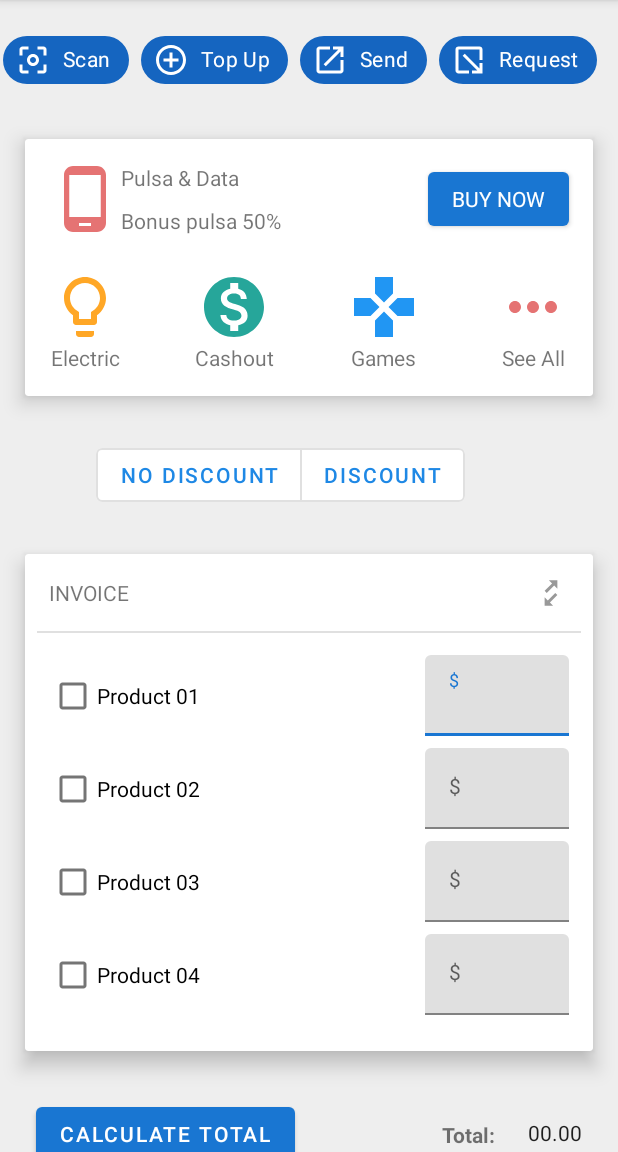
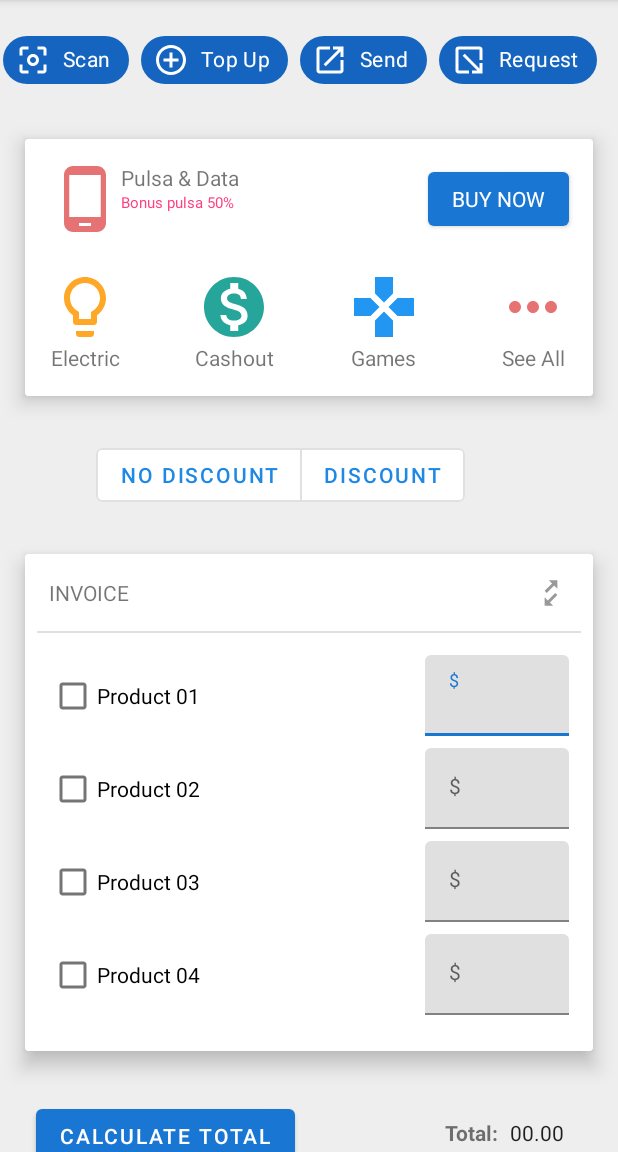
Before and after one commit to mamccorkle/UALR_MAD_F22_Assignment_5_Android_Layouts, an Android app: the screen it shows after launch (MainActivity), on a phone screen of 412 x 824 dp, the part 84-1236 px from its top. Run offline under Robolectric (Android 15) with nearby library versions, the phone set to English and light mode, and no system bars.

Commit message:
Commit - 202210171622
(activity_main.xml | code) - Changed the hardcoded dimensions to use the dimens.xml file instead.

(dimens.xml) - Added by 8 dimensions (multiples of 8), plus a couple of others that have not been listed already.

```diff
--- a/app/src/main/res/layout/activity_main.xml
+++ b/app/src/main/res/layout/activity_main.xml
@@ -2,6 +2,7 @@
 <ScrollView
     xmlns:android="http://schemas.android.com/apk/res/android"
     xmlns:app="http://schemas.android.com/apk/res-auto"
+    xmlns:tools="http://schemas.android.com/tools"
     android:id="@+id/root_layout"
     android:layout_width="match_parent"
     android:layout_height="match_parent"
@@ -19,9 +20,9 @@
         <com.google.android.material.chip.ChipGroup
             android:id="@+id/chipGroup"
             android:layout_width="match_parent"
-            android:layout_height="0dp"
-            android:layout_marginStart="2dp"
-            android:layout_marginTop="16dp"
+            android:layout_height="@dimen/spacing_8_zero"
+            android:layout_marginStart="@dimen/spacing_xsmall"
+            android:layout_marginTop="@dimen/spacing_8_medium"
             app:layout_constraintEnd_toEndOf="parent"
             app:layout_constraintStart_toStartOf="parent"
             app:layout_constraintTop_toTopOf="parent">
@@ -31,8 +32,8 @@
                 style="@style/Chip.Blue"
                 android:layout_width="wrap_content"
                 android:layout_height="wrap_content"
-                android:layout_marginStart="0dp"
-                android:layout_marginBottom="1dp"
+                android:layout_marginStart="@dimen/spacing_8_zero"
+                android:layout_marginBottom="@dimen/spacing_yo_im_tiny"
                 android:text="@string/scan_chip"
                 app:chipIcon="@drawable/ic_center_focus_weak_chip"
                 app:layout_constraintBottom_toBottomOf="parent"
@@ -45,8 +46,8 @@
                 style="@style/Chip.Blue"
                 android:layout_width="wrap_content"
                 android:layout_height="wrap_content"
-                android:layout_marginStart="0dp"
-                android:layout_marginBottom="1dp"
+                android:layout_marginStart="@dimen/spacing_8_zero"
+                android:layout_marginBottom="@dimen/spacing_yo_im_tiny"
                 android:text="@string/top_up_chip"
                 app:chipIcon="@drawable/ic_add_circle_outline_chip"
                 app:layout_constraintBottom_toBottomOf="parent"
@@ -59,8 +60,8 @@
                 style="@style/Chip.Blue"
                 android:layout_width="wrap_content"
                 android:layout_height="wrap_content"
-                android:layout_marginStart="0dp"
-                android:layout_marginBottom="1dp"
+                android:layout_marginStart="@dimen/spacing_8_zero"
+                android:layout_marginBottom="@dimen/spacing_yo_im_tiny"
                 android:text="@string/send_chip"
                 app:chipIcon="@drawable/ic_open_in_new_chip"
                 app:layout_constraintBottom_toBottomOf="parent"
@@ -73,8 +74,8 @@
                 style="@style/Chip.Blue"
                 android:layout_width="wrap_content"
                 android:layout_height="wrap_content"
-                android:layout_marginStart="0dp"
-                android:layout_marginBottom="1dp"
+                android:layout_marginStart="@dimen/spacing_8_zero"
+                android:layout_marginBottom="@dimen/spacing_yo_im_tiny"
                 android:text="@string/request_chip"
                 app:chipIcon="@drawable/ic_open_in_new_rotated_chip"
                 app:layout_constraintBottom_toBottomOf="parent"
@@ -90,17 +91,17 @@
             style="@style/CardView.White"
             android:layout_width="match_parent"
             android:layout_height="wrap_content"
-            android:layout_marginStart="8dp"
-            android:layout_marginTop="16dp"
+            android:layout_marginStart="@dimen/spacing_8_small"
+            android:layout_marginTop="@dimen/spacing_8_medium"
             android:layout_marginEnd="8dp"
-            app:cardCornerRadius="2sp"
-            app:cardElevation="8sp"
+            app:cardCornerRadius="@dimen/spacing_xsmall"
 
-            app:contentPadding="8sp"
+            app:cardElevation="@dimen/spacing_8_small"
 
+            app:contentPadding="@dimen/spacing_8_small"
             app:layout_constraintEnd_toEndOf="parent"
             app:layout_constraintStart_toStartOf="parent"
-            app:layout_constraintTop_toBottomOf="@+id/chipGroup" >
+            app:layout_constraintTop_toBottomOf="@+id/chipGroup">
 
             <androidx.constraintlayout.widget.ConstraintLayout
                 android:layout_width="match_parent"
@@ -112,8 +113,8 @@
                     style="@style/AppTheme"
                     android:layout_width="wrap_content"
                     android:layout_height="wrap_content"
-                    android:layout_marginTop="8dp"
-                    android:layout_marginEnd="8dp"
+                    android:layout_marginTop="@dimen/spacing_8_small"
+                    android:layout_marginEnd="@dimen/spacing_8_small"
                     android:text="@string/buy_now"
                     app:layout_constraintEnd_toEndOf="parent"
                     app:layout_constraintTop_toTopOf="parent" />
@@ -128,10 +129,10 @@
 
                 <ImageView
                     android:id="@+id/ivPulseData"
-                    android:layout_width="48sp"
-                    android:layout_height="48sp"
-                    android:layout_marginStart="8dp"
-                    android:layout_marginTop="8dp"
+                    android:layout_width="@dimen/spacing_8_xlarge2"
+                    android:layout_height="@dimen/spacing_8_xlarge2"
+                    android:layout_marginStart="@dimen/spacing_8_small"
+                    android:layout_marginTop="@dimen/spacing_8_small"
                     android:contentDescription="@string/pulsa_amp_data"
                     app:layout_constraintEnd_toStartOf="@+id/tvPulseData"
                     app:layout_constraintHorizontal_bias="0.0"
@@ -144,15 +145,17 @@
                     android:layout_width="wrap_content"
                     android:layout_height="wrap_content"
                     android:text="@string/bonus_pulsa_50"
-                    app:layout_constraintBottom_toBottomOf="@+id/ivPulseData"
-                    app:layout_constraintStart_toEndOf="@+id/ivPulseData" />
+                    android:textColor="@color/colorAccent"
+                    android:textSize="10sp"
+                    app:layout_constraintStart_toEndOf="@+id/ivPulseData"
+                    app:layout_constraintTop_toBottomOf="@+id/tvPulseData" />
 
                 <ImageView
                     android:id="@+id/ivElectric"
-                    android:layout_width="48sp"
-                    android:layout_height="48sp"
-                    android:layout_marginStart="8dp"
-                    android:layout_marginTop="24dp"
+                    android:layout_width="@dimen/spacing_8_xlarge2"
+                    android:layout_height="@dimen/spacing_8_xlarge2"
+                    android:layout_marginStart="@dimen/spacing_8_small"
+                    android:layout_marginTop="@dimen/spacing_8_large"
                     android:contentDescription="@string/electric"
                     app:layout_constraintEnd_toStartOf="@+id/ivCashOut"
                     app:layout_constraintHorizontal_bias="0.5"
@@ -165,7 +168,7 @@
                     android:id="@+id/tvElectric"
                     android:layout_width="wrap_content"
                     android:layout_height="wrap_content"
-                    android:layout_marginBottom="8dp"
+                    android:layout_marginBottom="@dimen/spacing_8_small"
                     android:text="@string/electric"
                     app:layout_constraintBottom_toBottomOf="parent"
                     app:layout_constraintEnd_toEndOf="@+id/ivElectric"
@@ -174,8 +177,8 @@
 
                 <ImageView
                     android:id="@+id/ivCashOut"
-                    android:layout_width="48sp"
-                    android:layout_height="48sp"
+                    android:layout_width="@dimen/spacing_8_xlarge2"
+                    android:layout_height="@dimen/spacing_8_xlarge2"
                     android:contentDescription="@string/cashout"
                     app:layout_constraintEnd_toStartOf="@+id/ivGames"
                     app:layout_constraintHorizontal_bias="0.5"
@@ -187,7 +190,7 @@
                     android:id="@+id/tvCashOut"
                     android:layout_width="wrap_content"
                     android:layout_height="wrap_content"
-                    android:layout_marginBottom="8dp"
+                    android:layout_marginBottom="@dimen/spacing_8_small"
                     android:text="@string/cashout"
                     app:layout_constraintBottom_toBottomOf="parent"
                     app:layout_constraintEnd_toEndOf="@+id/ivCashOut"
@@ -196,8 +199,8 @@
 
                 <ImageView
                     android:id="@+id/ivGames"
-                    android:layout_width="48sp"
-                    android:layout_height="48sp"
+                    android:layout_width="@dimen/spacing_8_xlarge2"
+                    android:layout_height="@dimen/spacing_8_xlarge2"
                     android:contentDescription="@string/games"
                     app:layout_constraintEnd_toStartOf="@+id/ivSeeAll"
                     app:layout_constraintHorizontal_bias="0.5"
@@ -209,7 +212,7 @@
                     android:id="@+id/tvGames"
                     android:layout_width="wrap_content"
                     android:layout_height="wrap_content"
-                    android:layout_marginBottom="8dp"
+                    android:layout_marginBottom="@dimen/spacing_8_small"
                     android:text="@string/games"
                     app:layout_constraintBottom_toBottomOf="parent"
                     app:layout_constraintEnd_toEndOf="@+id/ivGames"
@@ -218,9 +221,9 @@
 
                 <ImageView
                     android:id="@+id/ivSeeAll"
-                    android:layout_width="48sp"
-                    android:layout_height="48sp"
-                    android:layout_marginEnd="8dp"
+                    android:layout_width="@dimen/spacing_8_xlarge2"
+                    android:layout_height="@dimen/spacing_8_xlarge2"
+                    android:layout_marginEnd="@dimen/spacing_8_small"
                     android:contentDescription="@string/see_all"
                     app:layout_constraintEnd_toEndOf="parent"
                     app:layout_constraintHorizontal_bias="0.5"
@@ -232,7 +235,7 @@
                     android:id="@+id/tvSeeAll"
                     android:layout_width="wrap_content"
                     android:layout_height="wrap_content"
-                    android:layout_marginBottom="8dp"
+                    android:layout_marginBottom="@dimen/spacing_8_small"
                     android:text="@string/see_all"
                     app:layout_constraintBottom_toBottomOf="parent"
                     app:layout_constraintEnd_toEndOf="@+id/ivSeeAll"
@@ -247,10 +250,10 @@
         <LinearLayout
             android:id="@+id/toggleGroupDiscount"
             android:layout_width="match_parent"
-            android:layout_height="0sp"
-            android:layout_marginStart="64dp"
-            android:layout_marginTop="16dp"
-            android:layout_marginEnd="64dp"
+            android:layout_height="@dimen/spacing_8_zero"
+            android:layout_marginStart="@dimen/spacing_8_xxlarge"
+            android:layout_marginTop="@dimen/spacing_8_medium"
+            android:layout_marginEnd="@dimen/spacing_8_xxlarge"
             android:orientation="vertical"
             app:layout_constraintEnd_toEndOf="parent"
             app:layout_constraintStart_toStartOf="parent"
@@ -287,13 +290,13 @@
             style="@style/CardView.White"
             android:layout_width="match_parent"
             android:layout_height="wrap_content"
-            android:layout_marginStart="8dp"
-            android:layout_marginTop="16dp"
-            android:layout_marginEnd="8dp"
-            app:cardCornerRadius="2sp"
-            app:cardElevation="8sp"
+            android:layout_marginStart="@dimen/spacing_8_small"
+            android:layout_marginTop="@dimen/spacing_8_medium"
+            android:layout_marginEnd="@dimen/spacing_8_small"
+            app:cardCornerRadius="@dimen/spacing_xsmall"
+            app:cardElevation="@dimen/spacing_8_small"
 
-            app:contentPadding="8sp"
+            app:contentPadding="@dimen/spacing_8_small"
 
             app:layout_constraintEnd_toEndOf="parent"
             app:layout_constraintStart_toStartOf="parent"
@@ -302,14 +305,14 @@
             <androidx.constraintlayout.widget.ConstraintLayout
                 android:layout_width="match_parent"
                 android:layout_height="wrap_content"
-                android:paddingBottom="16sp">
+                android:paddingBottom="@dimen/spacing_8_medium">
 
                 <TextView
                     android:id="@+id/tvInvoice"
                     android:layout_width="wrap_content"
                     android:layout_height="wrap_content"
-                    android:layout_marginStart="8dp"
-                    android:layout_marginTop="8dp"
+                    android:layout_marginStart="@dimen/spacing_8_small"
+                    android:layout_marginTop="@dimen/spacing_8_small"
                     android:text="@string/invoice"
                     app:layout_constraintStart_toStartOf="@+id/dividerInvoice"
                     app:layout_constraintTop_toTopOf="parent" />
@@ -318,8 +321,8 @@
                     android:id="@+id/ivRefresh"
                     android:layout_width="wrap_content"
                     android:layout_height="wrap_content"
-                    android:layout_marginTop="6dp"
-                    android:layout_marginEnd="8dp"
+                    android:layout_marginTop="@dimen/spacing_medium2"
+                    android:layout_marginEnd="@dimen/spacing_8_small"
                     android:contentDescription="@string/refresh"
                     app:layout_constraintEnd_toEndOf="parent"
                     app:layout_constraintTop_toTopOf="parent"
@@ -328,8 +331,8 @@
                 <View
                     android:id="@+id/dividerInvoice"
                     android:layout_width="match_parent"
-                    android:layout_height="1dp"
-                    android:layout_marginTop="16dp"
+                    android:layout_height="@dimen/spacing_yo_im_tiny"
+                    android:layout_marginTop="@dimen/spacing_8_medium"
                     android:background="?android:attr/listDivider"
                     app:layout_constraintEnd_toEndOf="parent"
                     app:layout_constraintStart_toStartOf="parent"
@@ -340,7 +343,7 @@
 
                     android:layout_width="wrap_content"
                     android:layout_height="wrap_content"
-                    android:layout_marginStart="8dp"
+                    android:layout_marginStart="@dimen/spacing_8_small"
 
                     android:text="@string/product01"
 
@@ -352,10 +355,10 @@
                 <com.google.android.material.textfield.TextInputLayout
                     android:id="@+id/tilProduct01"
 
-                    android:layout_width="96sp"
+                    android:layout_width="@dimen/spacing_8_xxxlarge"
                     android:layout_height="wrap_content"
-                    android:layout_marginTop="16dp"
-                    android:layout_marginEnd="8dp"
+                    android:layout_marginTop="@dimen/spacing_8_medium"
+                    android:layout_marginEnd="@dimen/spacing_8_small"
 
                     app:layout_constraintEnd_toEndOf="parent"
                     app:layout_constraintTop_toTopOf="@+id/dividerInvoice">
@@ -377,7 +380,7 @@
                     android:layout_width="wrap_content"
                     android:layout_height="wrap_content"
 
-                    android:layout_marginStart="8dp"
+                    android:layout_marginStart="@dimen/spacing_8_small"
 
                     android:text="@string/product02"
 
@@ -391,10 +394,10 @@
                 <com.google.android.material.textfield.TextInputLayout
                     android:id="@+id/tilProduct02"
 
-                    android:layout_width="96sp"
+                    android:layout_width="@dimen/spacing_8_xxxlarge"
                     android:layout_height="wrap_content"
-                    android:layout_marginTop="8dp"
-                    android:layout_marginEnd="8dp"
+                    android:layout_marginTop="@dimen/spacing_8_small"
+                    android:layout_marginEnd="@dimen/spacing_8_small"
 
                     app:layout_constraintEnd_toEndOf="parent"
                     app:layout_constraintHorizontal_bias="0.5"
@@ -417,7 +420,7 @@
 
                     android:layout_width="wrap_content"
                     android:layout_height="wrap_content"
-                    android:layout_marginStart="8dp"
+                    android:layout_marginStart="@dimen/spacing_8_small"
 
                     android:text="@string/product03"
 
@@ -431,10 +434,10 @@
                 <com.google.android.material.textfield.TextInputLayout
                     android:id="@+id/tilProduct03"
 
-                    android:layout_width="96sp"
+                    android:layout_width="@dimen/spacing_8_xxxlarge"
                     android:layout_height="wrap_content"
-                    android:layout_marginTop="8dp"
-                    android:layout_marginEnd="8dp"
+                    android:layout_marginTop="@dimen/spacing_8_small"
+                    android:layout_marginEnd="@dimen/spacing_8_small"
 
                     app:layout_constraintEnd_toEndOf="parent"
                     app:layout_constraintHorizontal_bias="0.5"
@@ -457,7 +460,7 @@
 
                     android:layout_width="wrap_content"
                     android:layout_height="wrap_content"
-                    android:layout_marginStart="8dp"
+                    android:layout_marginStart="@dimen/spacing_8_small"
 
                     android:text="@string/product04"
 
@@ -471,10 +474,10 @@
                 <com.google.android.material.textfield.TextInputLayout
                     android:id="@+id/tilProduct04"
 
-                    android:layout_width="96sp"
+                    android:layout_width="@dimen/spacing_8_xxxlarge"
                     android:layout_height="wrap_content"
-                    android:layout_marginTop="8dp"
-                    android:layout_marginEnd="8dp"
+                    android:layout_marginTop="@dimen/spacing_8_small"
+                    android:layout_marginEnd="@dimen/spacing_8_small"
 
                     app:layout_constraintEnd_toEndOf="parent"
                     app:layout_constraintHorizontal_bias="0.5"
@@ -498,11 +501,11 @@
 
         <!-- Total Group -->
         <androidx.constraintlayout.widget.ConstraintLayout
-            android:layout_width="0dp"
+            android:layout_width="@dimen/spacing_8_zero"
             android:layout_height="wrap_content"
-            android:layout_marginTop="8dp"
-            android:layout_marginBottom="32dp"
-            android:paddingBottom="24sp"
+            android:layout_marginTop="@dimen/spacing_8_small"
+            android:layout_marginBottom="@dimen/spacing_8_xlarge"
+            android:paddingBottom="@dimen/spacing_8_large"
             app:layout_constraintBottom_toBottomOf="parent"
             app:layout_constraintEnd_toEndOf="parent"
             app:layout_constraintStart_toStartOf="parent"
@@ -512,7 +515,7 @@
                 android:id="@+id/materialButton"
                 android:layout_width="wrap_content"
                 android:layout_height="wrap_content"
-                android:layout_marginStart="24dp"
+                android:layout_marginStart="@dimen/spacing_8_large"
                 android:text="@string/calculate_total_btn"
                 app:layout_constraintBottom_toBottomOf="@+id/tvSum"
                 app:layout_constraintStart_toStartOf="parent"
@@ -524,12 +527,14 @@
             <TextView
                 android:id="@+id/tvSum"
                 style="@style/TextInputLayout.Blue"
-                android:layout_width="50dp"
-                android:layout_height="21dp"
-                android:layout_marginTop="24dp"
-                android:layout_marginEnd="24dp"
+                android:layout_width="@dimen/spacing_8_xlarge2"
+                android:layout_height="@dimen/spacing_8_large"
+                android:layout_marginTop="@dimen/spacing_8_large"
+                android:layout_marginEnd="@dimen/spacing_8_large"
                 android:text="@string/_00_00"
-                android:textAlignment="textEnd"
+
+
+
                 app:layout_constraintEnd_toEndOf="parent"
                 app:layout_constraintTop_toTopOf="parent" />
 
@@ -537,12 +542,11 @@
                 android:id="@+id/tvTotal"
                 android:layout_width="wrap_content"
                 android:layout_height="wrap_content"
-                android:layout_marginEnd="8dp"
+                android:layout_marginEnd="@dimen/spacing_8_small"
                 android:text="@string/calculate_total_text_view"
                 android:textStyle="bold"
-                app:layout_constraintBottom_toBottomOf="@+id/tvSum"
-                app:layout_constraintEnd_toStartOf="@+id/tvSum"
-                app:layout_constraintTop_toTopOf="@+id/tvSum" />
+                app:layout_constraintBaseline_toBaselineOf="@+id/tvSum"
+                app:layout_constraintEnd_toStartOf="@+id/tvSum" />
 
         </androidx.constraintlayout.widget.ConstraintLayout>
 
--- a/app/src/main/res/values/dimens.xml
+++ b/app/src/main/res/values/dimens.xml
@@ -10,10 +10,22 @@
     <dimen name="viewpager_margin_overlap">-60dp</dimen>
     <dimen name="viewpager_margin_overlap_payment">-30dp</dimen>
 
+    <!-- By 8 Spacing -->
+    <dimen name="spacing_8_zero">0sp</dimen>
+    <dimen name="spacing_8_small">8sp</dimen>
+    <dimen name="spacing_8_medium">16sp</dimen>
+    <dimen name="spacing_8_large">24sp</dimen>
+    <dimen name="spacing_8_xlarge">32sp</dimen>
+    <dimen name="spacing_8_xlarge2">48sp</dimen>
+    <dimen name="spacing_8_xxlarge">64sp</dimen>
+    <dimen name="spacing_8_xxxlarge">96sp</dimen>
+
     <!--genaral spacing-->
+    <dimen name="spacing_yo_im_tiny">1dp</dimen>
     <dimen name="spacing_xsmall">2dp</dimen>
     <dimen name="spacing_small">3dp</dimen>
     <dimen name="spacing_medium">5dp</dimen>
+    <dimen name="spacing_medium2">6dp</dimen>
     <dimen name="spacing_xmedium">7dp</dimen>
     <dimen name="spacing_middle">10dp</dimen>
     <dimen name="spacing_large">15dp</dimen>
```
